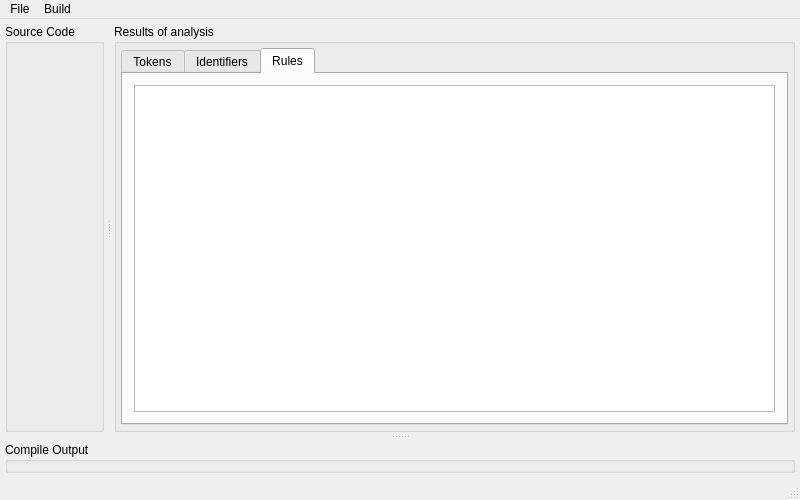
Qt form mainwindow.ui (SergShtelmakh/Translator-Qt-) before a commit.
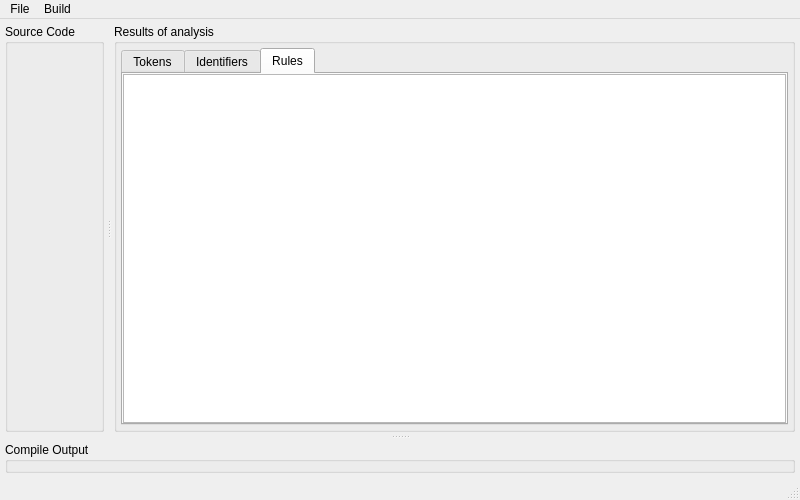
The same form after that commit. The open tabs and pages were chosen to show the change. Custom widgets are drawn as their Qt base class.

The edit to the form file:
```diff
--- a/mainwindow.ui
+++ b/mainwindow.ui
@@ -237,6 +237,18 @@
              <string>Rules</string>
             </attribute>
             <layout class="QVBoxLayout" name="verticalLayout_4">
+             <property name="leftMargin">
+              <number>0</number>
+             </property>
+             <property name="topMargin">
+              <number>0</number>
+             </property>
+             <property name="rightMargin">
+              <number>0</number>
+             </property>
+             <property name="bottomMargin">
+              <number>0</number>
+             </property>
              <item>
               <widget class="QListView" name="rulesListView"/>
              </item>
```
Left out of the diff: 11 changed lines with no effect on the pictures.
